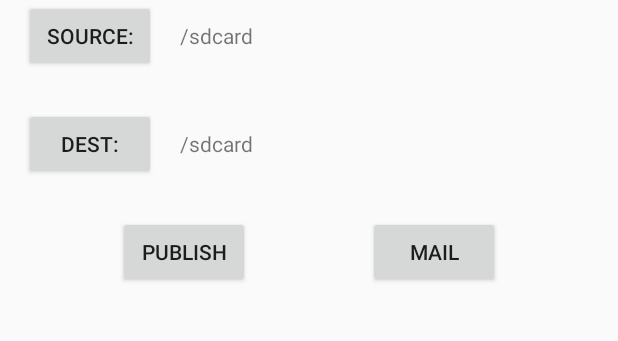
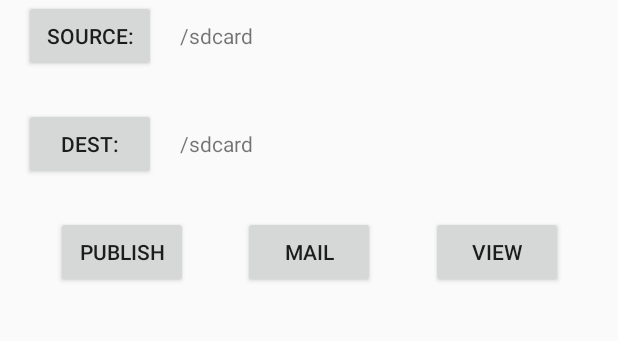
Before and after one commit to zathras/corpsblog, an Android app: the screen it shows after launch (MainActivity), on a phone screen of 412 x 824 dp, the part 132-473 px from its top. Run offline under Robolectric (Android 15) with nearby library versions, the light colour scheme and no system bars; libraries missing offline, so code that uses them is left out: com.jovial.blog; plain views replace Constraints.

Commit message:
Add ability to preview blog in Android app

```diff
--- a/android/app/build.gradle
+++ b/android/app/build.gradle
@@ -36,7 +36,7 @@ android {
 
 dependencies {
     implementation fileTree(dir: 'libs', include: ['*.jar'])
-    implementation"org.jetbrains.kotlin:kotlin-stdlib-jdk7:$kotlin_version"
+    implementation "org.jetbrains.kotlin:kotlin-stdlib-jdk7:$kotlin_version"
     implementation 'com.android.support:appcompat-v7:27.1.1'
     implementation 'com.android.support.constraint:constraint-layout:1.1.3'
     testImplementation 'junit:junit:4.12'
--- a/android/app/src/main/res/layout-land/activity_main.xml
+++ b/android/app/src/main/res/layout-land/activity_main.xml
@@ -54,7 +54,7 @@
             android:layout_marginLeft="16dp"
             android:layout_marginStart="16dp" app:layout_constraintStart_toEndOf="@+id/srcDirButton"
             app:layout_constraintTop_toTopOf="@+id/destDirButton" android:layout_marginTop="14dp"
-            android:layout_marginEnd="32dp" app:layout_constraintEnd_toStartOf="@+id/mailButton"
+            android:layout_marginEnd="32dp" app:layout_constraintEnd_toStartOf="@+id/viewButton"
             android:layout_marginRight="32dp"/>
     <android.support.constraint.Barrier android:layout_width="wrap_content" android:layout_height="wrap_content"
                                         android:id="@+id/barrier" app:barrierDirection="left"/>
@@ -73,13 +73,22 @@
             android:layout_width="wrap_content"
             android:layout_height="wrap_content"
             android:id="@+id/publishButton"
-            app:layout_constraintTop_toTopOf="@+id/srcDirButton" app:layout_constraintEnd_toEndOf="@+id/barrier"
-            android:layout_marginEnd="24dp" android:layout_marginRight="24dp"/>
+            app:layout_constraintEnd_toStartOf="@+id/mailButton"
+            android:layout_marginEnd="32dp" android:layout_marginRight="32dp"
+            app:layout_constraintTop_toTopOf="@+id/srcDirButton"/>
     <Button
             android:text="Mail"
             android:layout_width="wrap_content"
             android:layout_height="wrap_content"
             android:id="@+id/mailButton"
-            app:layout_constraintTop_toTopOf="@+id/destDirButton" app:layout_constraintEnd_toEndOf="@+id/publishButton"
-    />
+            android:layout_marginEnd="24dp"
+            app:layout_constraintEnd_toEndOf="@+id/barrier" android:layout_marginRight="24dp"
+            app:layout_constraintTop_toTopOf="@+id/publishButton"/>
+    <Button
+            android:text="View"
+            android:layout_width="wrap_content"
+            android:layout_height="wrap_content"
+            android:id="@+id/viewButton" app:layout_constraintEnd_toEndOf="@+id/barrier" android:layout_marginEnd="24dp"
+            android:layout_marginRight="24dp"
+            app:layout_constraintTop_toTopOf="@+id/destDirButton"/>
 </android.support.constraint.ConstraintLayout>
--- a/android/app/src/main/res/layout/activity_main.xml
+++ b/android/app/src/main/res/layout/activity_main.xml
@@ -72,8 +72,9 @@
             android:layout_width="wrap_content"
             android:layout_height="wrap_content"
             android:id="@+id/publishButton" android:layout_marginTop="24dp"
-            app:layout_constraintTop_toBottomOf="@+id/destDirButton" app:layout_constraintStart_toStartOf="parent"
-            app:layout_constraintHorizontal_bias="0.5" app:layout_constraintEnd_toStartOf="@+id/mailButton"/>
+            app:layout_constraintTop_toBottomOf="@+id/destDirButton"
+            app:layout_constraintStart_toStartOf="parent" app:layout_constraintHorizontal_bias="0.5"
+            app:layout_constraintEnd_toStartOf="@+id/mailButton"/>
     <Button
             android:text="Mail"
             android:layout_width="wrap_content"
@@ -81,5 +82,13 @@
             android:id="@+id/mailButton"
             app:layout_constraintTop_toTopOf="@+id/publishButton"
             app:layout_constraintStart_toEndOf="@+id/publishButton"
+            app:layout_constraintHorizontal_bias="0.5" app:layout_constraintEnd_toStartOf="@+id/viewButton"/>
+    <Button
+            android:text="View"
+            android:layout_width="wrap_content"
+            android:layout_height="wrap_content"
+            android:id="@+id/viewButton" android:layout_marginTop="24dp"
+            app:layout_constraintTop_toBottomOf="@+id/destDirButton"
+            app:layout_constraintStart_toEndOf="@+id/mailButton"
             app:layout_constraintHorizontal_bias="0.5" app:layout_constraintEnd_toEndOf="parent"/>
 </android.support.constraint.ConstraintLayout>
```
Also changed, not shown: android/app/src/main/AndroidManifest.xml (+6 -2 lines), android/app/src/main/java/com/jovial/corpsblog/MainActivity.kt (+19 -0 lines), android/app/src/main/java/com/jovial/corpsblog/ViewBlog.kt (added, +38 -0 lines), android/app/src/main/res/layout/activity_view_blog.xml (added, +16 -0 lines).
